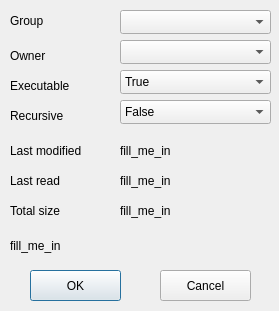
The window that src/qproperties/qproperties.ui (fluxer/bfp) describes before a commit, drawn with Qt 5.
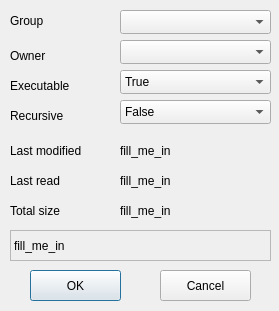
The same window after the commit. Icons and pictures are not drawn.

What changed in the file:
```diff
--- a/src/qproperties/qproperties.ui
+++ b/src/qproperties/qproperties.ui
@@ -175,9 +175,15 @@
      <height>31</height>
     </rect>
    </property>
+   <property name="frameShape">
+    <enum>QFrame::StyledPanel</enum>
+   </property>
    <property name="text">
     <string>fill_me_in</string>
    </property>
+   <property name="wordWrap">
+    <bool>true</bool>
+   </property>
   </widget>
   <widget class="QPushButton" name="okButton">
    <property name="geometry">
```
